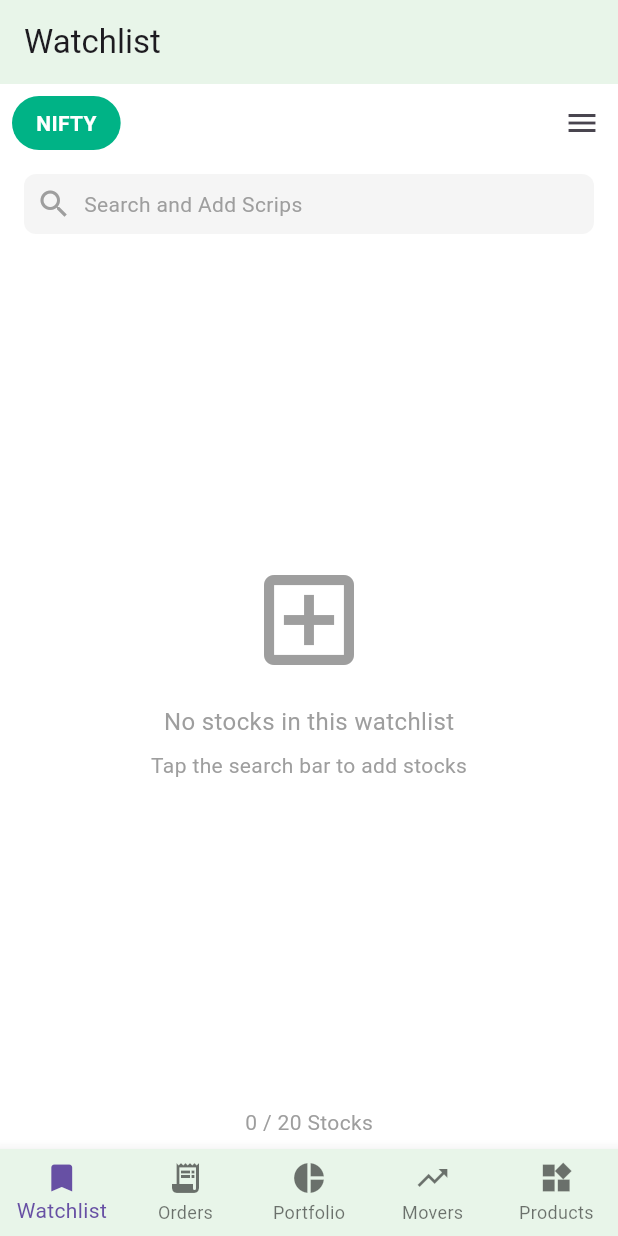
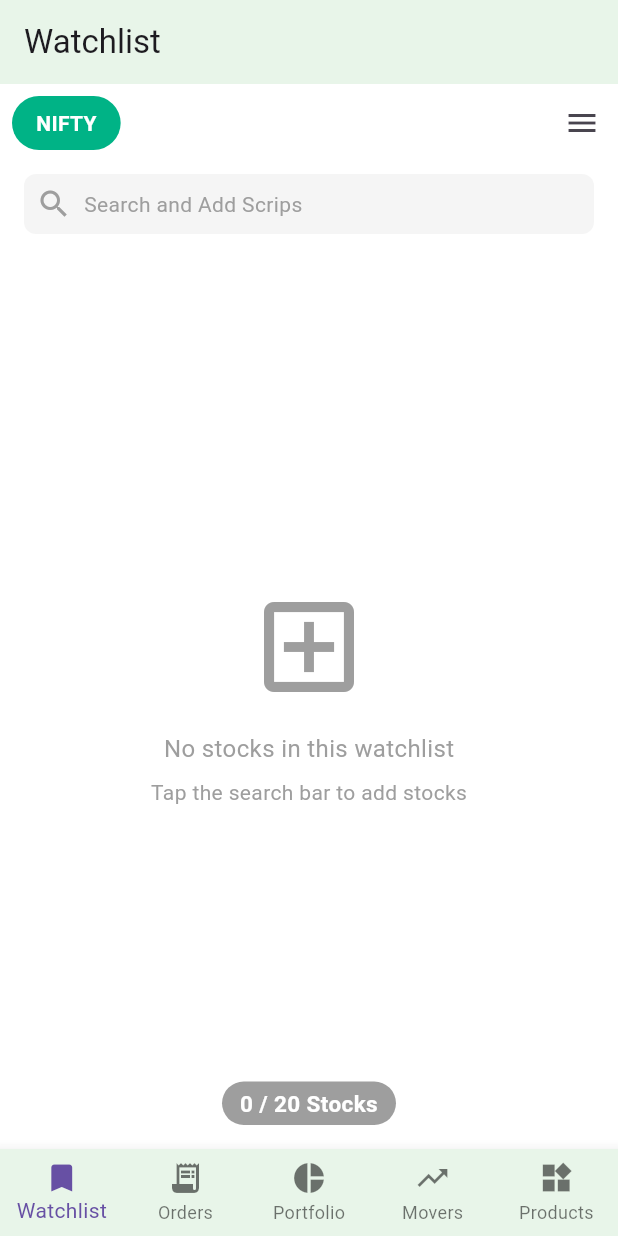
Before and after one commit to Vishnu-N-Viswanath10/stock_market_app_demo, a Flutter app: the screen it shows after launch, on a phone screen of 412 x 824 dp. Run offline on Flutter 3.47's test engine with Material 3 defaults, Android fonts, the phone set to English and light mode, and no system bars; our stand-ins replace equatable, flutter_bloc, shared_preferences.

Commit message:
watchlist widgets created

```diff
--- a/lib/presentation/pages/watchlist_page.dart
+++ b/lib/presentation/pages/watchlist_page.dart
@@ -4,9 +4,10 @@
 import '../bloc/watchlist/watchlist_bloc.dart';
 import '../bloc/watchlist/watchlist_event.dart';
 import '../bloc/watchlist/watchlist_state.dart';
+import '../widgets/empty_watchlist_placeholder.dart';
+import '../widgets/stock_tile.dart';
 import '../widgets/watchlist_group_tabs.dart';
-import '../widgets/stock_tile.dart';
-import '../widgets/empty_watchlist_placeholder.dart';
+import '../widgets/watchlist_list_footer.dart';
 import '../widgets/watchlist_search_bar.dart';
 import 'edit_watchlist_page.dart';
 import '../widgets/create_watchlist_bottom_sheet.dart';
@@ -26,9 +27,10 @@
             backgroundColor: Theme.of(context).secondaryHeaderColor,
             elevation: 0,
           ),
-          body: Column(
+          body: Stack(
             children: [
-              // Watchlist group tabs and hamburger
+              Column(
+                children: [
                   Row(
                     children: [
                       Expanded(child: WatchlistGroupTabs()),
@@ -38,7 +40,6 @@
                           context,
                           state.groupNames.length,
                           () {
-                        // onEdit callback
                             Navigator.push(
                               context,
                               MaterialPageRoute(
@@ -47,7 +48,6 @@
                             );
                           },
                           () {
-                        // onCreate callback
                             context.read<WatchlistBloc>().add(
                               WatchlistNameChanged(''),
                             );
@@ -66,12 +66,10 @@
                       ),
                     ],
                   ),
-              // Search bar
                   const WatchlistSearchBar(),
-              // Watchlist stocks
                   Expanded(
                     child: stocks.isEmpty
-                    ? EmptyWatchlistPlaceholder()
+                        ? const EmptyWatchlistPlaceholder()
                         : ListView.separated(
                             itemCount: stocks.length,
                             itemBuilder: (context, index) {
@@ -95,12 +93,13 @@
                             ),
                           ),
                   ),
-              Padding(
-                padding: const EdgeInsets.all(8.0),
-                child: Text(
-                  '${stocks.length} / 20 Stocks',
-                  style: TextStyle(color: Colors.grey),
+                ],
               ),
+              Positioned(
+                left: 0,
+                right: 0,
+                bottom: 16,
+                child: Center(child: WatchlistFooter(count: stocks.length)),
               ),
             ],
           ),
--- /dev/null
+++ b/lib/presentation/widgets/watchlist_list_footer.dart
@@ -0,0 +1,29 @@
+import 'package:flutter/material.dart';
+
+class WatchlistFooter extends StatelessWidget {
+  final int count;
+  final int max;
+
+  const WatchlistFooter({super.key, required this.count, this.max = 20});
+
+  @override
+  Widget build(BuildContext context) {
+    return Container(
+      margin: const EdgeInsets.symmetric(horizontal: 12),
+      padding: const EdgeInsets.symmetric(vertical: 4, horizontal: 12),
+      decoration: BoxDecoration(
+        color: Colors.black38,
+        borderRadius: BorderRadius.circular(20),
+      ),
+      child: Text(
+        '$count / $max Stocks',
+        style: const TextStyle(
+          color: Colors.white,
+          fontWeight: FontWeight.bold,
+          fontSize: 15,
+        ),
+        textAlign: TextAlign.center,
+      ),
+    );
+  }
+}
```
Also changed, not shown: lib/presentation/widgets/watchlist_stock_list.dart (added, +33 -0 lines). Lines whose indentation alone changed are shown as unchanged.
